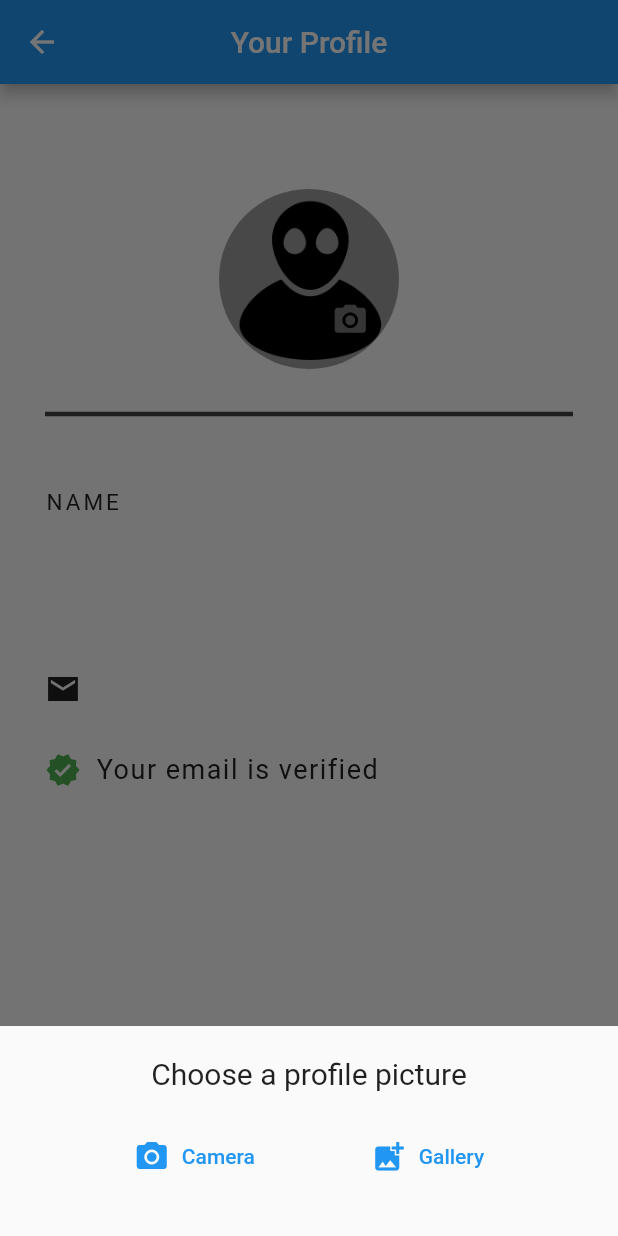
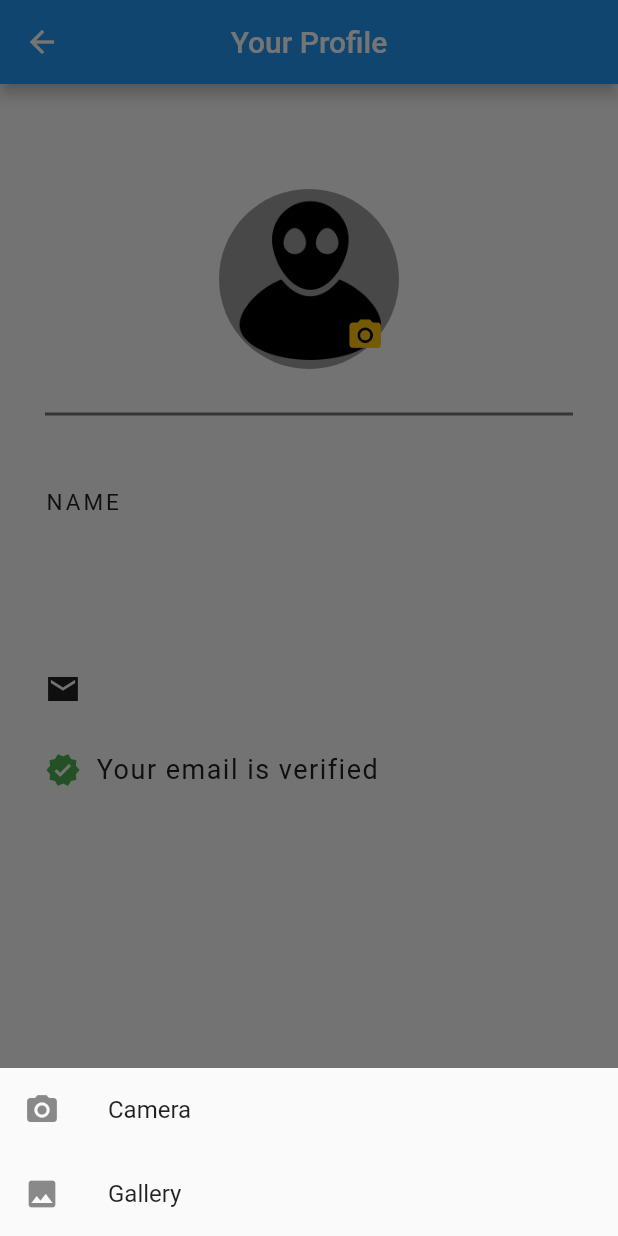
Before and after one commit to Georgi1914/Olympus-Glory, a Flutter app: the ProfilePage screen opened by its route, after a tap on the "camera alt" icon, on a phone screen of 412 x 824 dp. Run offline on Flutter 3.47's test engine with Material 2 defaults, Android fonts, the light colour scheme and no system bars; our stand-ins replace cloud_firestore, firebase_auth, firebase_core, getwidget, image_picker; accounts and stored records are empty.

Commit message:
Profile page changing profile image

```diff
--- a/rocket_booker/lib/userbased/ProfilePage.dart
+++ b/rocket_booker/lib/userbased/ProfilePage.dart
@@ -4,6 +4,7 @@ import 'dart:io';
 
 import 'package:firebase_auth/firebase_auth.dart';
 import 'package:flutter/material.dart';
+import 'package:flutter/services.dart';
 import 'package:image_picker/image_picker.dart';
 
 class ProfilePage extends StatefulWidget {
@@ -14,6 +15,7 @@ class ProfilePage extends StatefulWidget {
 }
 
 class _ProfilePageState extends State<ProfilePage> {
+  File? image;
   PickedFile? imageFile;
   final ImagePicker picker = ImagePicker();
   bool _isSendingVerification = false;
@@ -36,18 +38,11 @@ class _ProfilePageState extends State<ProfilePage> {
       body: Padding(
         padding: const EdgeInsets.symmetric(vertical: 70.0, horizontal: 30.0),
         child: Column(crossAxisAlignment: CrossAxisAlignment.start, children: [
-          // const Center(
-          //   child: CircleAvatar(
-          //     backgroundColor: Colors.grey,
-          //     radius: 50.0,
-          //     child: Image(image: AssetImage('assets/avatar.png')),
-          //   ),
-          // ),
           ProfileImage(),
           Divider(
             height: 60,
-            thickness: 3.0,
-            color: Colors.grey[800],
+            thickness: 2.0,
+            color: Colors.grey[600],
           ),
           SizedBox(height: 20.0),
           Text(
@@ -106,39 +101,71 @@ class _ProfilePageState extends State<ProfilePage> {
     );
   }
 
-  void takePhoto(ImageSource source) async {
-    final pickedFile = await picker.pickImage(source: source);
-
-    setState(() {
-      imageFile = pickedFile as PickedFile;
-    });
-  }
+  // void takePhoto(ImageSource source) async {
+  //   final pickedFile = await picker.pickImage(source: source);
+  //
+  //   setState(() {
+  //     imageFile = pickedFile as PickedFile;
+  //   });
+  // }
 
   Widget ProfileImage() {
+    if (this.image == null) {
       return Center(
         child: Stack(
           children: [
             CircleAvatar(
               radius: 60.0,
               backgroundColor: Colors.grey,
-            backgroundImage: imageFile?.path != ""
-                ? AssetImage('assets/avatar.png')
-                : FileImage(File(imageFile?.path as String)) as ImageProvider,
+              backgroundImage: AssetImage('assets/avatar.png'),
+              //FileImage(image as File),
             ),
             Positioned(
-            bottom: 20.0,
-            right: 20.0,
+              bottom: 10.0,
+              right: 10.0,
               child: InkWell(
                 onTap: () {
-                showModalBottomSheet(
-                  context: context,
-                  builder: ((builder) => bottomSheet()),
-                );
+                  // showModalBottomSheet(
+                  //   context: context,
+                  //   builder: ((builder) => showImageSource(context)),
+                  // );
+                  showImageSource(context);
                 },
                 child: Icon(
                   Icons.camera_alt,
                   size: 25.0,
-                color: Colors.grey[600],
+                  color: Colors.amber,
+                ),
+              ),
+            ),
+          ],
+        ),
+      );
+    } else {
+      return Center(
+        child: Stack(
+          children: [
+            CircleAvatar(
+              radius: 60.0,
+              backgroundColor: Colors.grey,
+              backgroundImage: FileImage(image as File),
+              //FileImage(image as File),
+            ),
+            Positioned(
+              bottom: 10.0,
+              right: 10.0,
+              child: InkWell(
+                onTap: () {
+                  // showModalBottomSheet(
+                  //   context: context,
+                  //   builder: ((builder) => showImageSource(context)),
+                  // );
+                  showImageSource(context);
+                },
+                child: Icon(
+                  Icons.camera_alt,
+                  size: 25.0,
+                  color: Colors.amber,
                 ),
               ),
             ),
@@ -146,58 +173,84 @@ class _ProfilePageState extends State<ProfilePage> {
         ),
       );
     }
+  }
 
-  Widget bottomSheet() {
-    return Container(
-      height: 100.0,
-      width: MediaQuery.of(context).size.width,
-      margin: EdgeInsets.symmetric(horizontal: 20.0, vertical: 20.0),
-      child: Column(
+  Future<Future> showImageSource(BuildContext context) async {
+    return showModalBottomSheet(
+      context: context,
+      builder: (context) => Column(
+        mainAxisSize: MainAxisSize.min,
         children: [
-          Text(
-            'Choose a profile picture',
-            style: TextStyle(
-              fontSize: 20.0,
+          ListTile(
+            leading: Icon(Icons.camera_alt),
+            title: Text('Camera'),
+            onTap: () => pickImage(ImageSource.camera),
           ),
-          ),
-          SizedBox(
-            height: 20.0,
-          ),
-          Row(
-            mainAxisAlignment: MainAxisAlignment.spaceEvenly,
-            children: [
-              // FlatButton.icon(
-              //   onPressed: () {
-              //     takePhoto(ImageSource.camera);
-              //   },
-              //   icon: Icon(Icons.camera_alt),
-              //   label: Text('Camera'),
-              // ),
-              TextButton.icon(
-                onPressed: () {
-                  takePhoto(ImageSource.camera);
-                },
-                icon: Icon(Icons.camera_alt),
-                label: Text('Camera'),
-              ),
-              TextButton.icon(
-                onPressed: () {
-                  takePhoto(ImageSource.gallery);
-                },
-                icon: Icon(Icons.add_photo_alternate),
-                label: Text('Gallery'),
-              ),
-              // FlatButton.icon(
-              //   onPressed: () {
-              //     takePhoto(ImageSource.gallery);
-              //   },
-              //   icon: Icon(Icons.add_photo_alternate),
-              //   label: Text('Gallery'),
-              // ),
-            ],
-          ),
+          ListTile(
+            leading: Icon(Icons.image),
+            title: Text('Gallery'),
+            onTap: () => pickImage(ImageSource.gallery),
+          )
         ],
       ),
     );
   }
+
+  // Widget bottomSheet() {
+  //   return Container(
+  //     height: 100.0,
+  //     width: MediaQuery.of(context).size.width,
+  //     margin: EdgeInsets.symmetric(horizontal: 20.0, vertical: 20.0),
+  //     child: Column(
+  //       children: [
+  //         Text(
+  //           'Choose a profile picture',
+  //           style: TextStyle(
+  //             fontSize: 20.0,
+  //           ),
+  //         ),
+  //         SizedBox(
+  //           height: 20.0,
+  //         ),
+  //         Row(
+  //           mainAxisAlignment: MainAxisAlignment.spaceEvenly,
+  //           children: [
+  //             TextButton.icon(
+  //               onPressed: () {
+  //                 pickImage(ImageSource.camera);
+  //               },
+  //               icon: Icon(Icons.camera_alt),
+  //               label: Text('Camera'),
+  //             ),
+  //             TextButton.icon(
+  //               onPressed: () {
+  //                 pickImage(ImageSource.gallery);
+  //               },
+  //               icon: Icon(Icons.add_photo_alternate),
+  //               label: Text('Gallery'),
+  //             ),
+  //           ],
+  //         ),
+  //       ],
+  //     ),
+  //   );
+  // }
+
+  Future pickImage(ImageSource source) async {
+    try {
+      print(this.image);
+      final image = await ImagePicker().pickImage(source: source);
+      if (image == null) return;
+      print(image);
+
+      final tempPath = File(image.path);
+
+      print(tempPath);
+      print(tempPath.path);
+
+      setState(() => this.image = tempPath);
+    } on PlatformException catch (e) {
+      print('Failed to pick image: $e');
     }
+  }
+}
--- a/rocket_booker/pubspec.yaml
+++ b/rocket_booker/pubspec.yaml
@@ -40,6 +40,7 @@ dependencies:
   getwidget: ^2.0.5
   purchases_flutter: ^3.9.5
   image_picker: ^0.8.4+11
+  path_provider: ^2.0.9
 
 dev_dependencies:
   flutter_test:
```
Also changed, not shown: rocket_booker/pubspec.lock. Lines whose indentation alone changed are shown as unchanged.
